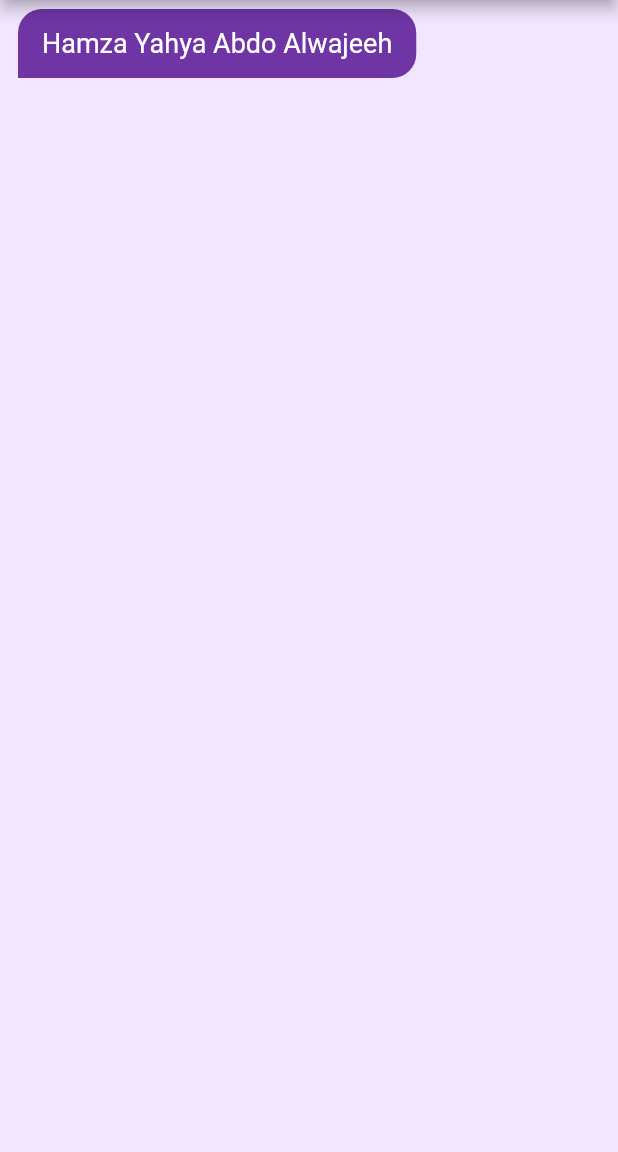
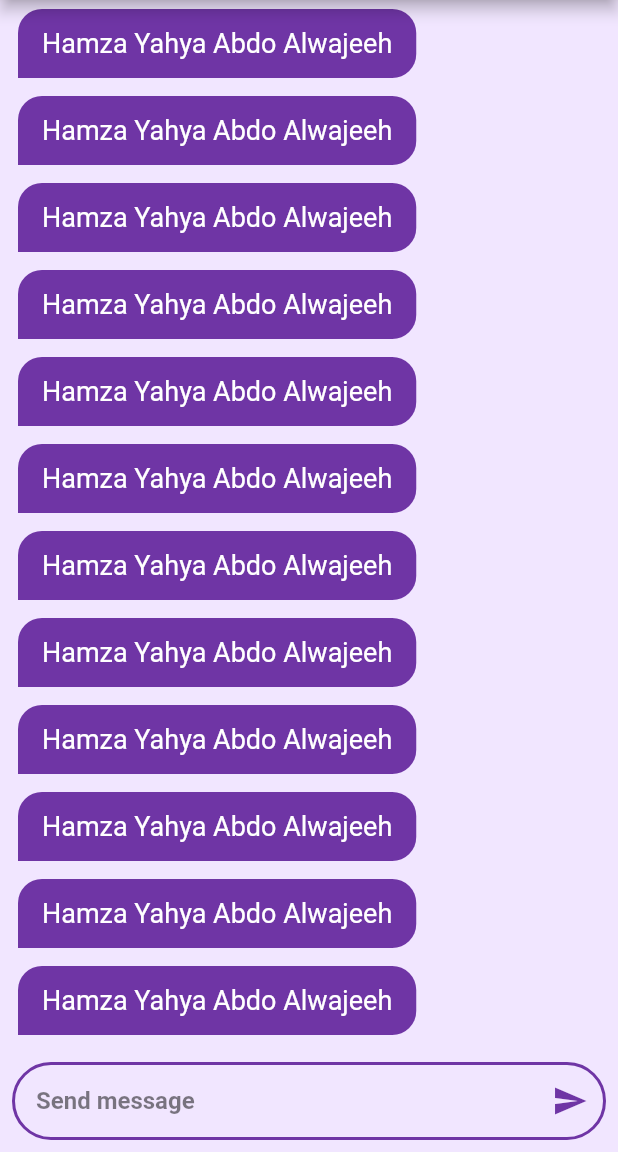
Before and after one commit to HamzaAlwajeeh/Chat-APP, a Flutter app: the ChatView screen opened by its route, on a phone screen of 412 x 824 dp, the part 84-1236 px from its top. Run offline on Flutter 3.47's test engine with Material 3 defaults, Android fonts, the phone set to English and light mode, and no system bars; our stand-ins replace firebase_auth, firebase_core, flutter_svg; accounts and stored records are empty.

Commit message:
build chat view

```diff
--- a/lib/views/chat_view.dart
+++ b/lib/views/chat_view.dart
@@ -1,6 +1,7 @@
 import 'package:chat_app/constants/constants.dart';
 import 'package:chat_app/generated/l10n.dart';
 import 'package:chat_app/widgets/chat_bubble.dart';
+import 'package:chat_app/widgets/chat_text_field.dart';
 import 'package:flutter/material.dart';
 
 class ChatView extends StatelessWidget {
@@ -19,7 +20,18 @@ class ChatView extends StatelessWidget {
         centerTitle: true,
         backgroundColor: kPrimaryColor,
       ),
-      body: ChatBubble(),
+      body: Column(
+        children: [
+          Expanded(
+            child: ListView.builder(
+              itemBuilder: (context, index) {
+                return ChatBubble();
+              },
+            ),
+          ),
+          ChatTextField(),
+        ],
+      ),
     );
   }
 }
--- a/lib/views/login_view.dart
+++ b/lib/views/login_view.dart
@@ -6,7 +6,7 @@ import 'package:chat_app/helper/custom_snak_bar.dart';
 import 'package:chat_app/widgets/already_have_an_account.dart';
 import 'package:chat_app/widgets/back_ground.dart';
 import 'package:chat_app/widgets/custom_button.dart';
-import 'package:chat_app/widgets/custom_text_field.dart';
+import 'package:chat_app/widgets/custom_text_form_field.dart';
 import 'package:firebase_auth/firebase_auth.dart';
 import 'package:flutter/material.dart';
 import 'package:flutter_svg/flutter_svg.dart';
@@ -51,7 +51,7 @@ class _LoginViewState extends State<LoginView> {
                   const Spacer(),
                 ],
               ),
-              CustomTextField(
+              CustomTextFormField(
                 onChange: (data) {
                   email = data;
                 },
@@ -59,7 +59,7 @@ class _LoginViewState extends State<LoginView> {
                 hintText: S.of(context).emailHint,
                 prefixIcon: Icons.person,
               ),
-              CustomTextField(
+              CustomTextFormField(
                 onChange: (data) {
                   password = data;
                 },
--- a/lib/views/sign_up_view.dart
+++ b/lib/views/sign_up_view.dart
@@ -5,7 +5,7 @@ import 'package:chat_app/helper/custom_snak_bar.dart';
 import 'package:chat_app/widgets/already_have_an_account.dart';
 import 'package:chat_app/widgets/back_ground.dart';
 import 'package:chat_app/widgets/custom_button.dart';
-import 'package:chat_app/widgets/custom_text_field.dart';
+import 'package:chat_app/widgets/custom_text_form_field.dart';
 import 'package:firebase_auth/firebase_auth.dart';
 import 'package:flutter/material.dart';
 import 'package:flutter_svg/flutter_svg.dart';
@@ -56,13 +56,13 @@ class _SignUpViewState extends State<SignUpView> {
                   const Spacer(),
                 ],
               ),
-              CustomTextField(
+              CustomTextFormField(
                 onChange: (data) => email = data,
                 isPassword: false,
                 hintText: S.of(context).emailHint,
                 prefixIcon: Icons.person,
               ),
-              CustomTextField(
+              CustomTextFormField(
                 onChange: (data) => password = data,
                 isPassword: true,
                 hintText: S.of(context).passwordHint,
--- a/lib/widgets/chat_bubble.dart
+++ b/lib/widgets/chat_bubble.dart
@@ -6,7 +6,9 @@ class ChatBubble extends StatelessWidget {
 
   @override
   Widget build(BuildContext context) {
-    return Container(
+    return Align(
+      alignment: Alignment.centerLeft,
+      child: Container(
         margin: const EdgeInsets.symmetric(vertical: 6, horizontal: 12),
         padding: const EdgeInsets.symmetric(vertical: 12, horizontal: 16),
         constraints: BoxConstraints(
@@ -25,6 +27,7 @@ class ChatBubble extends StatelessWidget {
           "Hamza Yahya Abdo Alwajeeh",
           style: TextStyle(color: Colors.white, fontSize: 18, height: 1.2),
         ),
+      ),
     );
   }
 }
--- /dev/null
+++ b/lib/widgets/chat_text_field.dart
@@ -0,0 +1,38 @@
+import 'package:chat_app/constants/constants.dart';
+import 'package:flutter/material.dart';
+
+class ChatTextField extends StatelessWidget {
+  const ChatTextField({super.key});
+
+  @override
+  Widget build(BuildContext context) {
+    return Padding(
+      padding: const EdgeInsets.all(8),
+      child: TextField(
+        style: TextStyle(fontWeight: FontWeight.bold, height: 1),
+        decoration: InputDecoration(
+          contentPadding: EdgeInsetsDirectional.symmetric(
+            vertical: 18,
+            horizontal: 16,
+          ),
+          suffixIcon: Icon(Icons.send, color: kPrimaryColor),
+          hintText: "Send message",
+          hintStyle: TextStyle(
+            fontWeight: FontWeight.bold,
+            color: Colors.black.withOpacity(0.5),
+          ),
+          border: buildBorder(),
+          enabledBorder: buildBorder(),
+          focusedBorder: buildBorder(),
+        ),
+      ),
+    );
+  }
+
+  OutlineInputBorder buildBorder() {
+    return OutlineInputBorder(
+      borderRadius: BorderRadius.circular(30),
+      borderSide: BorderSide(color: kPrimaryColor, width: 2),
+    );
+  }
+}
```
Also changed, not shown: lib/widgets/custom_text_form_field.dart (renamed from lib/widgets/custom_text_field.dart, +4 -4 lines). Lines whose indentation alone changed are shown as unchanged.
